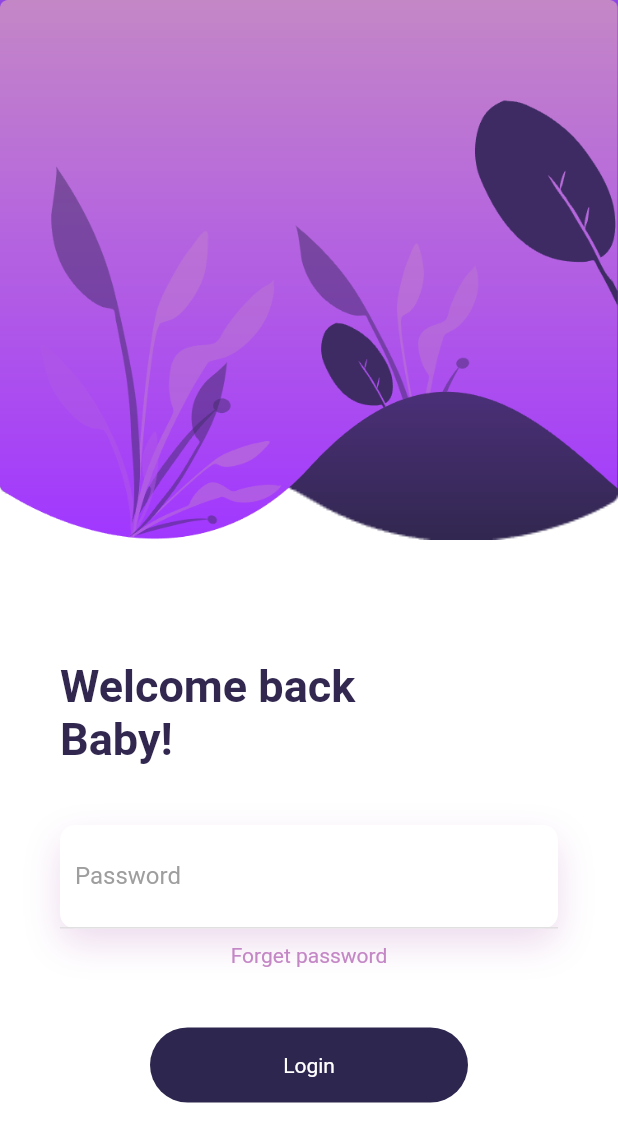
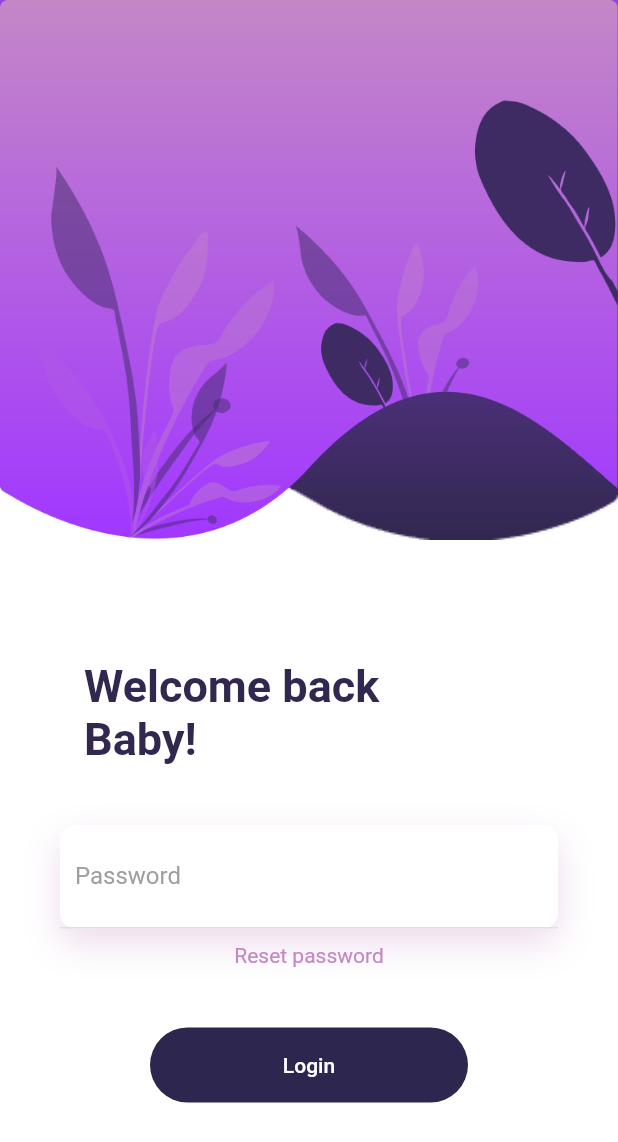
Before and after one commit to wangzilinn/Angin-mobile, a Flutter app: the screen it shows after launch, on a phone screen of 412 x 824 dp. Shown: the top 1142 px of the screen. Run offline on Flutter 3.47's test engine with Material 2 defaults, Android fonts, the phone set to English and light mode, and no system bars; our stand-ins replace cached_network_image, charts_flutter, curved_navigation_bar, device_info, flutter_swiper, get_it and 2 more; missing offline and left inert: mqtt_client.

Commit message:
为登录页添加了动作, TODO:密码验证

```diff
--- a/lib/animation/fade_animation.dart
+++ b/lib/animation/fade_animation.dart
@@ -5,7 +5,7 @@ class FadeAnimation extends StatelessWidget {
   final double delay;
   final Widget child;
 
-  FadeAnimation(this.delay, this.child);
+  FadeAnimation({this.delay = 1, this.child});
 
   @override
   Widget build(BuildContext context) {
--- a/lib/views/login/login_view.dart
+++ b/lib/views/login/login_view.dart
@@ -1,5 +1,6 @@
 import 'package:flutter/material.dart';
 import 'package:word_front_end/animation/fade_animation.dart';
+import 'package:word_front_end/views/navigation/navigation_view.dart';
 
 class LogInView extends StatefulWidget {
   @override
@@ -7,12 +8,18 @@ class LogInView extends StatefulWidget {
 }
 
 class _LogInViewState extends State<LogInView> {
+  String welcomeText = "Welcome back\nBaby!";
+
+  final passwordController = TextEditingController();
+
   @override
   Widget build(BuildContext context) {
     final width = MediaQuery.of(context).size.width;
     return Scaffold(
       backgroundColor: Colors.white,
-      body: Column(
+      body: Builder(builder: (context) {
+        return SingleChildScrollView(
+          child: Column(
             crossAxisAlignment: CrossAxisAlignment.start,
             children: <Widget>[
               Container(
@@ -24,8 +31,8 @@ class _LogInViewState extends State<LogInView> {
                       height: 400,
                       width: width,
                       child: FadeAnimation(
-                    1,
-                    Container(
+                        delay: 2,
+                        child: Container(
                           decoration: BoxDecoration(
                               image: DecorationImage(
                                   image: AssetImage(
@@ -38,8 +45,8 @@ class _LogInViewState extends State<LogInView> {
                       height: 400,
                       width: width + 20,
                       child: FadeAnimation(
-                    1.5,
-                    Container(
+                        delay: 3,
+                        child: Container(
                           decoration: BoxDecoration(
                               image: DecorationImage(
                                   image: AssetImage(
@@ -60,19 +67,24 @@ class _LogInViewState extends State<LogInView> {
                   crossAxisAlignment: CrossAxisAlignment.start,
                   children: <Widget>[
                     FadeAnimation(
-                  1.6,
-                  Text(
-                    "Welcome back\nBaby!",
+                      delay: 3.5,
+                      child: FlatButton(
+                        child: Text(
+                          welcomeText,
                           style: TextStyle(
                               color: Color.fromRGBO(49, 39, 79, 1),
                               fontWeight: FontWeight.bold,
                               fontSize: 30),
                         ),
+                        onPressed: () => clickWelcomeText(context),
+                      ),
                     ),
                     SizedBox(
                       height: 40,
                     ),
-                Container(
+                    FadeAnimation(
+                      delay: 3.5,
+                      child: Container(
                         decoration: BoxDecoration(
                             borderRadius: BorderRadius.circular(10),
                             color: Colors.white,
@@ -88,41 +100,52 @@ class _LogInViewState extends State<LogInView> {
                               padding: EdgeInsets.all(10),
                               decoration: BoxDecoration(
                                   border: Border(
-                                bottom: BorderSide(color: Colors.grey[300]))),
+                                      bottom:
+                                          BorderSide(color: Colors.grey[300]))),
                               child: TextField(
+                                controller: passwordController,
                                 decoration: InputDecoration(
                                     border: InputBorder.none,
                                     hintText: "Password",
                                     hintStyle: TextStyle(color: Colors.grey)),
+                                obscureText: true,
                               ),
-                      )
+                            ),
                           ],
+                        ),
                       ),
                     ),
                     SizedBox(
                       height: 10,
                     ),
-                Center(
+                    FadeAnimation(
+                      delay: 3.6,
+                      child: Center(
                           child: Text(
-                  "Forget password",
-                  style: TextStyle(color: Color.fromRGBO(196, 135, 198, 1)),
+                        "Reset password",
+                        style:
+                            TextStyle(color: Color.fromRGBO(196, 135, 198, 1)),
                       )),
+                    ),
                     SizedBox(
                       height: 40,
                     ),
-                Container(
+                    FadeAnimation(
+                      delay: 3.7,
+                      child: Container(
                         height: 50,
                         margin: EdgeInsets.symmetric(horizontal: 60),
                         decoration: BoxDecoration(
                           borderRadius: BorderRadius.circular(50),
                           color: Color.fromRGBO(45, 39, 79, 1),
                         ),
-                  child: FadeAnimation(
-                    2,
-                    Center(
+                        child: FlatButton(
+                          onPressed: () => clickLoginButton(context),
+                          child: Center(
                             child: Text(
                               "Login",
                               style: TextStyle(color: Colors.white),
+                            ),
                           ),
                         ),
                       ),
@@ -133,5 +156,36 @@ class _LogInViewState extends State<LogInView> {
             ],
           ),
         );
+      }),
+    );
+  }
+
+  var cnt = 0;
+
+  void clickWelcomeText(context) {
+    setState(() {
+      var inset = "";
+      if (cnt > 13) {
+        Scaffold.of(context).showSnackBar(SnackBar(
+          backgroundColor: Theme.of(context).primaryColor,
+          content: Text("啊啊啊~受不了了~~快停~~"),
+          duration: Duration(milliseconds: 200),
+        ));
+        return;
+      }
+      for (var i = 0; i < cnt; i++) {
+        inset += "大";
+      }
+      welcomeText = "Welcome back\n$inset宝贝!";
+    });
+    cnt++;
+  }
+
+  void clickLoginButton(context) {
+    print('login');
+    print(passwordController.text);
+    Navigator.of(context).pop();
+    Navigator.of(context)
+        .push(MaterialPageRoute(builder: (_) => NavigationView()));
   }
 }
```
Lines whose indentation alone changed are shown as unchanged.
